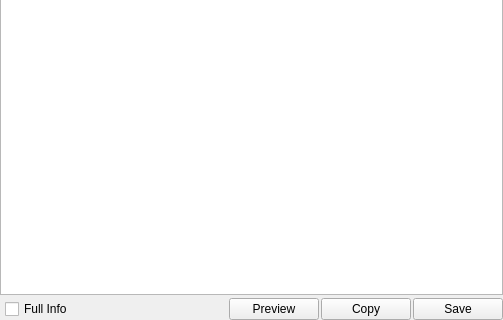
Before: the Qt Designer form mediainfo/mediainfo_dialog.ui in emako/qvs, drawn with Qt 5; both pictures show x 0 to 503 and y 200 to 520 of the 503 by 520 pixel window.
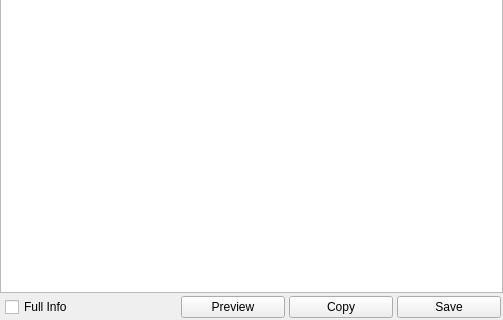
After: the same form once the commit is applied. Icons and pictures are not drawn.

The edit to the form file:
```diff
--- a/mediainfo/mediainfo_dialog.ui
+++ b/mediainfo/mediainfo_dialog.ui
@@ -59,13 +59,23 @@
     </widget>
    </item>
    <item>
+    <widget class="QWidget" name="widgetButton" native="true">
     <layout class="QHBoxLayout" name="horizontalLayout_4">
      <property name="spacing">
-      <number>2</number>
+       <number>4</number>
      </property>
      <property name="leftMargin">
       <number>5</number>
      </property>
+      <property name="topMargin">
+       <number>0</number>
+      </property>
+      <property name="rightMargin">
+       <number>2</number>
+      </property>
+      <property name="bottomMargin">
+       <number>2</number>
+      </property>
      <item>
       <widget class="QCheckBox" name="checkBoxMediaInfoFull">
        <property name="text">
@@ -90,7 +100,7 @@
       <widget class="QPushButton" name="buttonMediaInfoPreview">
        <property name="minimumSize">
         <size>
-         <width>90</width>
+          <width>104</width>
          <height>0</height>
         </size>
        </property>
@@ -107,7 +117,7 @@
       <widget class="QPushButton" name="buttonMediaInfoCopy">
        <property name="minimumSize">
         <size>
-         <width>90</width>
+          <width>104</width>
          <height>0</height>
         </size>
        </property>
@@ -124,7 +134,7 @@
       <widget class="QPushButton" name="buttonMediaInfoSave">
        <property name="minimumSize">
         <size>
-         <width>90</width>
+          <width>104</width>
          <height>0</height>
         </size>
        </property>
@@ -138,6 +148,7 @@
       </widget>
      </item>
     </layout>
+    </widget>
    </item>
   </layout>
  </widget>
```
Lines whose indentation alone changed are shown as unchanged.
